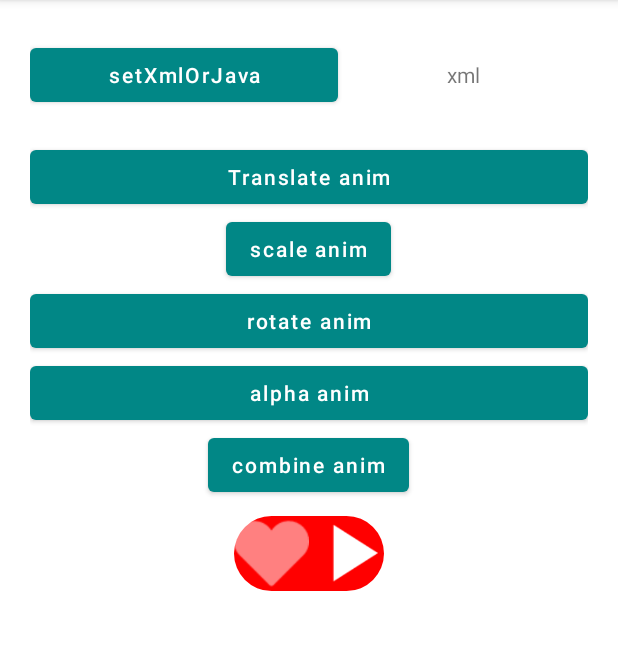
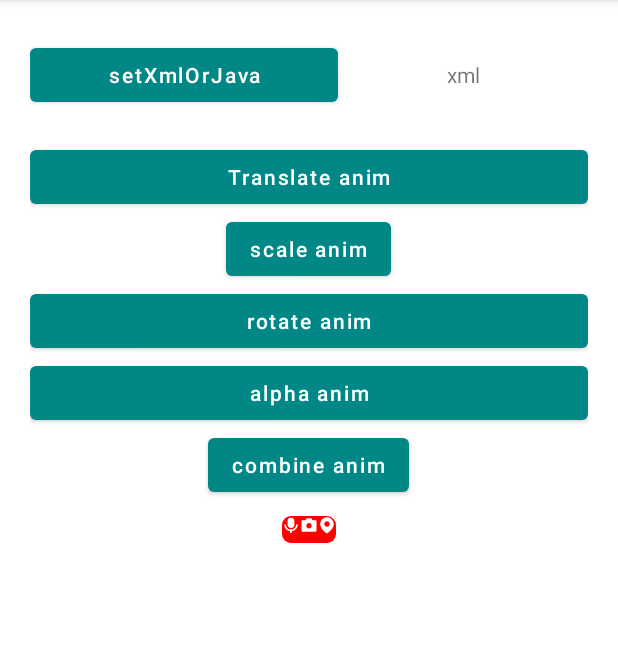
Before and after one commit to Roymein/HelloAndroid, an Android app: the ViewAnimActivity screen opened directly, with no data from a screen before it, on a phone screen of 412 x 824 dp, the part 84-734 px from its top. Run offline under Robolectric (Android 15) with nearby library versions, the phone set to English and light mode, and no system bars.

Commit message:
feat: add new ui

```diff
--- a/app/src/main/java/com/demo/android/view/PrivacyContainer.java
+++ b/app/src/main/java/com/demo/android/view/PrivacyContainer.java
@@ -43,16 +43,15 @@ public class PrivacyContainer extends FrameLayout {
 
     private PathInterpolator mPathInterpolator = new PathInterpolator(0F, 0f, 0.1f, 1f);
 
-
-    private Drawable catIcon = getResources().getDrawable(R.drawable.cat);
-
     private LinearLayout viewGroup;
 
     private int iconSize = getContext().getResources().getDimensionPixelSize(R.dimen.icon_size);
     private int iconMargin = getContext().getResources().getDimensionPixelOffset(R.dimen.icon_margin);
+    private int iconGroupHeight = getContext().getResources().getDimensionPixelSize(R.dimen.icon_group_height_size);
 
-    private ImageView mLikeIcon = new ImageView(getContext());
-    private ImageView mPlayIcon = new ImageView(getContext());
+    private ImageView microphoneIcon = new ImageView(getContext());
+    private ImageView cameraIcon = new ImageView(getContext());
+    private ImageView locationIcon = new ImageView(getContext());
 
     public PrivacyContainer(@NonNull Context context) {
         super(context);
@@ -69,11 +68,6 @@ public class PrivacyContainer extends FrameLayout {
         init();
     }
 
-    public PrivacyContainer(@NonNull Context context, @Nullable AttributeSet attrs, int defStyleAttr, int defStyleRes) {
-        super(context, attrs, defStyleAttr, defStyleRes);
-        init();
-    }
-
     private ShapeDrawable createBgDrawable(int color) {
         float radii = iconSize / 2F;
         float[] radiis = new float[]{radii, radii, radii, radii, radii, radii, radii, radii};
@@ -84,35 +78,39 @@ public class PrivacyContainer extends FrameLayout {
     }
 
     private void init() {
-        LayoutParams groupParams = new LayoutParams(ViewGroup.LayoutParams.WRAP_CONTENT, ViewGroup.LayoutParams.WRAP_CONTENT);
-        groupParams.gravity = Gravity.CENTER;
+        LinearLayout.LayoutParams groupParams = new LinearLayout.LayoutParams(ViewGroup.LayoutParams.WRAP_CONTENT, iconGroupHeight);
+        groupParams.gravity = Gravity.CENTER_VERTICAL;
 
         viewGroup = new LinearLayout(getContext());
-        LinearLayout.LayoutParams params = new LinearLayout.LayoutParams(ViewGroup.LayoutParams.WRAP_CONTENT,
-                ViewGroup.LayoutParams.WRAP_CONTENT);
         viewGroup.setOrientation(HORIZONTAL);
         viewGroup.setBackground(createBgDrawable(bgColor));
         viewGroup.setClipChildren(false);
-        viewGroup.setLayoutParams(params);
         addView(viewGroup, groupParams);
 
-        mLikeIcon.setImageDrawable(getResources().getDrawable(R.drawable.icon_like, null));
-        mLikeIcon.setScaleType(ImageView.ScaleType.CENTER_CROP);
-        mLikeIcon.setVisibility(View.VISIBLE);
+        microphoneIcon.setImageDrawable(getResources().getDrawable(R.drawable.privacy_microphone, null));
+        microphoneIcon.setScaleType(ImageView.ScaleType.CENTER_CROP);
+        microphoneIcon.setVisibility(View.VISIBLE);
 
-        mPlayIcon.setImageDrawable(getResources().getDrawable(R.drawable.icon_play, null));
-        mPlayIcon.setScaleType(ImageView.ScaleType.CENTER_CROP);
-        mPlayIcon.setVisibility(View.VISIBLE);
+        cameraIcon.setImageDrawable(getResources().getDrawable(R.drawable.privacy_camera, null));
+        cameraIcon.setScaleType(ImageView.ScaleType.CENTER_CROP);
+        cameraIcon.setVisibility(View.VISIBLE);
+
+        locationIcon.setImageDrawable(getResources().getDrawable(R.drawable.privacy_location, null));
+        locationIcon.setScaleType(ImageView.ScaleType.CENTER_CROP);
+        locationIcon.setVisibility(View.VISIBLE);
 
         LayoutParams layoutParams = new LayoutParams(iconSize, iconSize);
         layoutParams.setMargins(iconMargin, 0, iconMargin, 0);
-        viewGroup.addView(mLikeIcon, layoutParams);
-        viewGroup.addView(mPlayIcon, layoutParams);
+        layoutParams.gravity = Gravity.CENTER_VERTICAL;
+
+        viewGroup.addView(microphoneIcon, layoutParams);
+        viewGroup.addView(cameraIcon, layoutParams);
+        viewGroup.addView(locationIcon, layoutParams);
 
         viewGroup.setOnClickListener(v -> {
             List<Animator> animators = new ArrayList<>();
-            animators.add(createWidthObjAnimator(mLikeIcon, SCALE_X, iconSize / 2, 0, true));
-            animators.add(createHeightObjAnimator(mLikeIcon, SCALE_Y, iconSize / 2, 0, true));
+            animators.add(createWidthObjAnimator(locationIcon, SCALE_X, iconSize, 0, true));
+            animators.add(createHeightObjAnimator(locationIcon, SCALE_Y, iconSize, iconSize / 2, true));
             animators.add(createBgColorAnimator(viewGroup, COLOR, bgColor, locationColor));
 
             AnimatorSet animatorSet = new AnimatorSet();
@@ -125,10 +123,10 @@ public class PrivacyContainer extends FrameLayout {
 
                 @Override
                 public void onAnimationEnd(Animator animation) {
-                    mLikeIcon.setVisibility(GONE);
-                    resetViewStatus(mLikeIcon);
-                    Log.e(TAG, "onAnimationEnd: mLikeIcon.width: " + mLikeIcon.getLayoutParams().width + " height: " +
-                            mLikeIcon.getLayoutParams().height);
+                    locationIcon.setVisibility(GONE);
+                    resetViewStatus(microphoneIcon);
+                    Log.e(TAG, "onAnimationEnd: mLikeIcon.width: " + microphoneIcon.getLayoutParams().width + " height: " +
+                            microphoneIcon.getLayoutParams().height);
                 }
             });
             animatorSet.start();
@@ -167,7 +165,7 @@ public class PrivacyContainer extends FrameLayout {
 
         objectAnimator.setInterpolator(mPathInterpolator);
         if (setPivot) {
-            ((ImageView) object).setPivotX(0F);
+            ((ImageView) object).setPivotX(0);
         }
         objectAnimator.addUpdateListener(animation -> {
             int animatedValue = (int) animation.getAnimatedValue();
@@ -187,7 +185,7 @@ public class PrivacyContainer extends FrameLayout {
 
         objectAnimator.setInterpolator(mPathInterpolator);
         if (setPivot) {
-            ((ImageView) object).setPivotY(iconSize / 2f);
+            ((ImageView) object).setPivotY(iconSize / 2);
         }
         objectAnimator.addUpdateListener(animation -> {
             int animatedValue = (int) animation.getAnimatedValue();
--- a/app/src/main/res/layout/activity_anim.xml
+++ b/app/src/main/res/layout/activity_anim.xml
@@ -87,6 +87,7 @@
 
             <com.demo.android.view.PrivacyContainer
                 android:layout_marginTop="10dp"
+                android:layout_marginBottom="10dp"
                 android:layout_gravity="center_horizontal"
                 android:layout_height="wrap_content"
                 android:layout_width="wrap_content"/>
--- a/app/src/main/res/values/dimen.xml
+++ b/app/src/main/res/values/dimen.xml
@@ -13,6 +13,10 @@
     <dimen name="pause_bar_distance">40dp</dimen>
     <dimen name="pause_bar_height">144dp</dimen>
 
-    <dimen name="icon_size">50dp</dimen>
-    <dimen name="icon_margin">10dp</dimen>
+    <dimen name="icon_size">12dp</dimen>
+    <dimen name="icon_group_height_size">18dp</dimen>
+    <dimen name="icon_margin">2dp</dimen>
+
+    <dimen name="pivot_x">2dp</dimen>
+    <dimen name="pivot_y">9dp</dimen>
 </resources>
```
